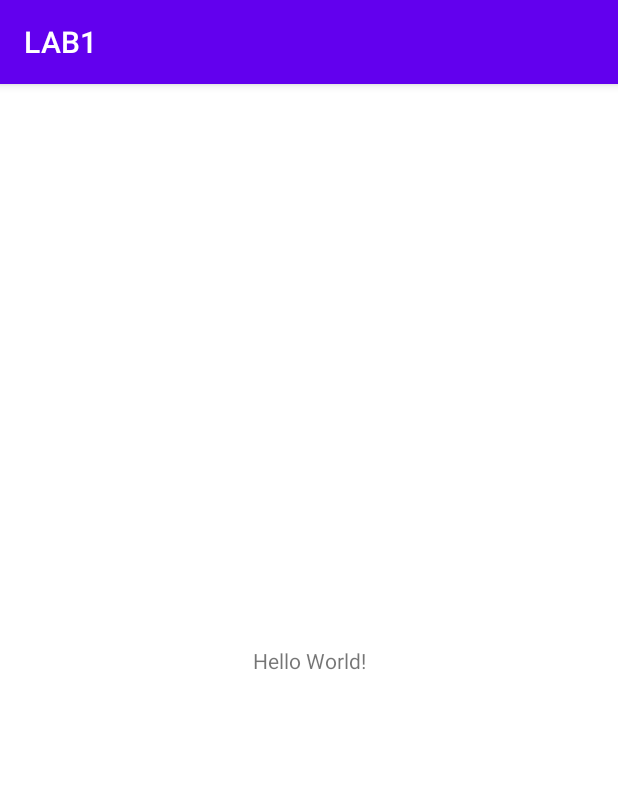
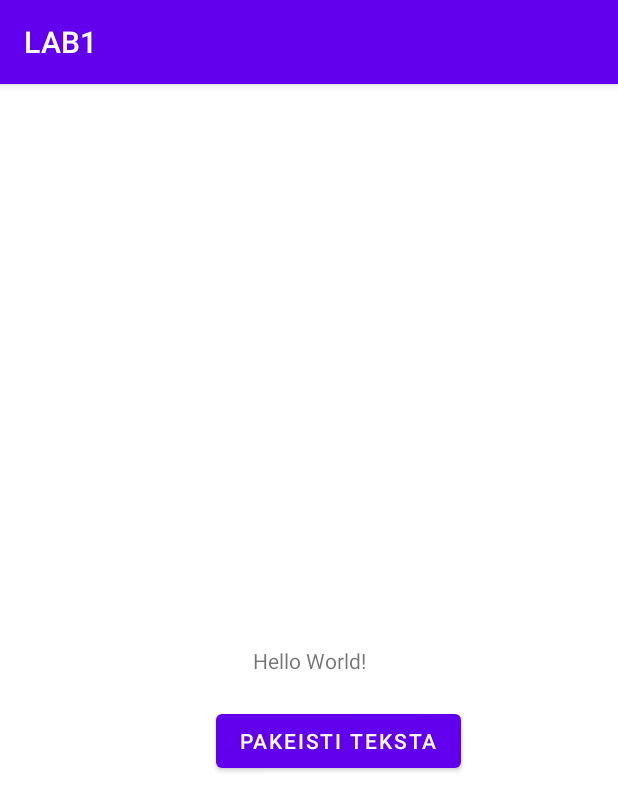
Before and after one commit to Svabas22/LAB1, an Android app: the screen it shows after launch (MainActivity), on a phone screen of 412 x 824 dp. Shown: the top 811 px of the screen. Run offline under Robolectric (Android 15) with nearby library versions, the phone set to English and light mode, and no system bars.

Commit message:
Idetas mygtukas, kuris pakeicia teksta

```diff
--- a/app/src/main/java/com/example/lab1/MainActivity.java
+++ b/app/src/main/java/com/example/lab1/MainActivity.java
@@ -3,12 +3,19 @@ package com.example.lab1;
 import androidx.appcompat.app.AppCompatActivity;
 
 import android.os.Bundle;
+import android.view.View;
+import android.widget.TextView;
 
 public class MainActivity extends AppCompatActivity {
-
+    private TextView txtMain;
     @Override
     protected void onCreate(Bundle savedInstanceState) {
         super.onCreate(savedInstanceState);
         setContentView(R.layout.activity_main);
+        this.txtMain = findViewById(R.id.txtMain);
+    }
+
+    public void btnClick(View view) {
+        this.txtMain.setText("Tekstas pakeistas");
     }
 }
--- a/app/src/main/res/layout/activity_main.xml
+++ b/app/src/main/res/layout/activity_main.xml
@@ -7,6 +7,7 @@
     tools:context=".MainActivity">
 
     <TextView
+        android:id="@+id/txtMain"
         android:layout_width="wrap_content"
         android:layout_height="wrap_content"
         android:text="Hello World!"
@@ -15,4 +16,16 @@
         app:layout_constraintStart_toStartOf="parent"
         app:layout_constraintTop_toTopOf="parent" />
 
+    <Button
+        android:id="@+id/btnChangeText"
+        android:layout_width="wrap_content"
+        android:layout_height="48dp"
+        android:layout_marginStart="144dp"
+        android:layout_marginTop="20dp"
+        android:text="Pakeisti teksta"
+        android:visibility="visible"
+        app:layout_constraintStart_toStartOf="parent"
+        app:layout_constraintTop_toBottomOf="@+id/txtMain"
+        android:onClick="btnClick" />
+
 </androidx.constraintlayout.widget.ConstraintLayout>
```
